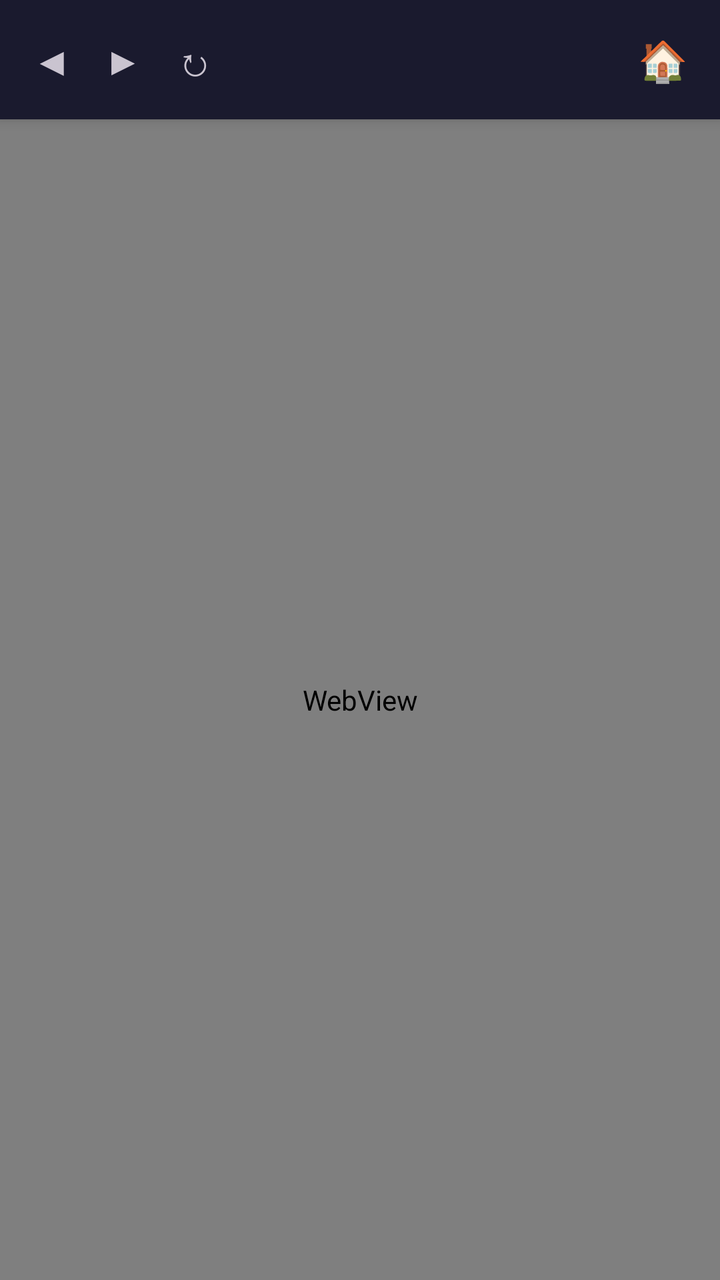
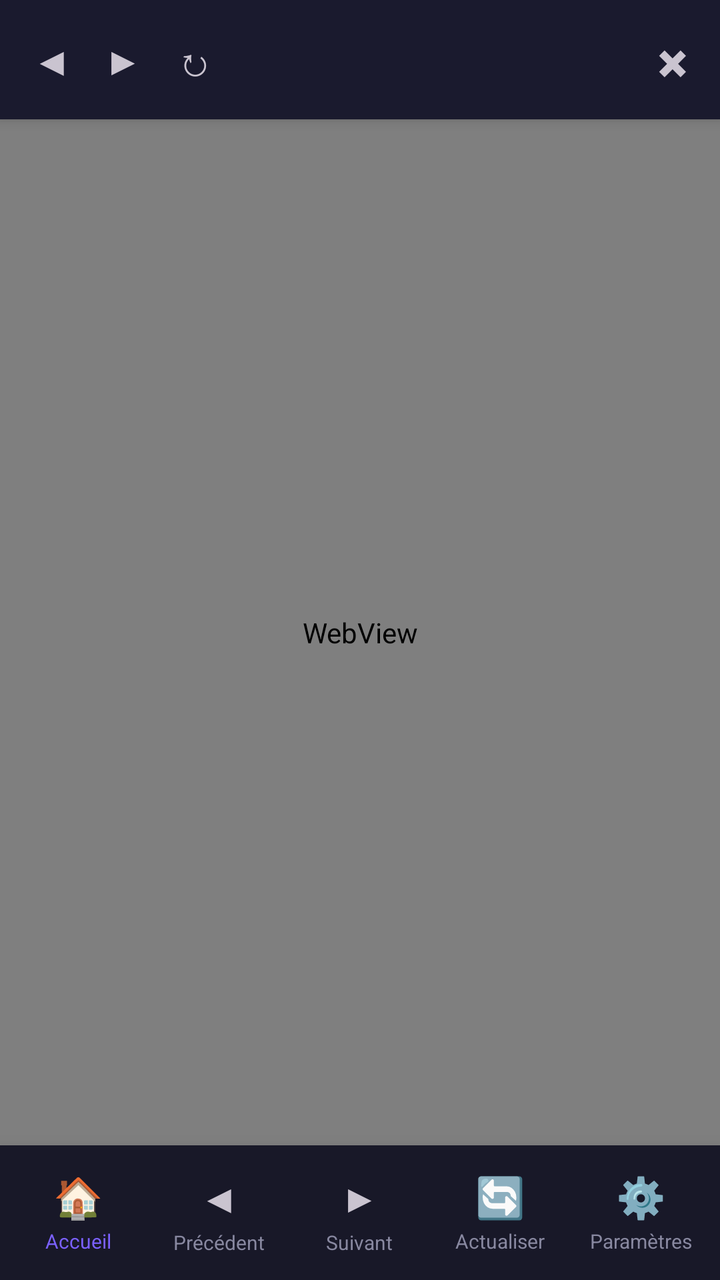

Before-and-after screenshots of an Android layout around one commit, followed by the original layout XML and the change that was made.
<!-- AndroidManifest.xml: application theme Theme.ViperBrowser -->
<!-- res/layout/activity_webview.xml -->
<?xml version="1.0" encoding="utf-8"?>
<LinearLayout xmlns:android="http://schemas.android.com/apk/res/android"
    android:layout_width="match_parent"
    android:layout_height="match_parent"
    android:background="#0F0F1A"
    android:orientation="vertical">

    
    <LinearLayout
        android:layout_width="match_parent"
        android:layout_height="wrap_content"
        android:background="#1A1A2E"
        android:orientation="horizontal"
        android:padding="8dp"
        android:gravity="center"
        android:elevation="4dp">
        <TextView android:layout_width="wrap_content" android:layout_height="wrap_content" android:text="◀" android:textSize="20sp" android:padding="8dp" android:clickable="true" android:onClick="precedent"/>
        <TextView android:layout_width="wrap_content" android:layout_height="wrap_content" android:text="▶" android:textSize="20sp" android:padding="8dp" android:clickable="true" android:onClick="suivant"/>
        <TextView android:layout_width="wrap_content" android:layout_height="wrap_content" android:text="↻" android:textSize="20sp" android:padding="8dp" android:clickable="true" android:onClick="actualiser"/>
        <TextView android:layout_width="0dp" android:layout_height="wrap_content" android:layout_weight="1" android:id="@+id/urlAffichage" android:text="" android:textSize="13sp" android:textColor="#B0B0C0" android:padding="8dp" android:ellipsize="middle"/>
        <TextView android:layout_width="wrap_content" android:layout_height="wrap_content" android:text="🏠" android:textSize="20sp" android:padding="8dp" android:clickable="true" android:onClick="retourAccueil"/>
    </LinearLayout>

    
    <WebView
        android:id="@+id/webView"
        android:layout_width="match_parent"
        android:layout_height="0dp"
        android:layout_weight="1"/>

</LinearLayout>
<!-- resources referenced by this layout -->
<resources>
  <style name="Theme.ViperBrowser" parent="Theme.Material3.Dark.NoActionBar">
          
          <item name="colorPrimary">@color/primary</item>
          <item name="colorSecondary">@color/secondary</item>
          <item name="android:colorBackground">@color/background</item>
          <item name="android:windowBackground">@color/background</item>
          <item name="android:statusBarColor">@color/background</item>
          <item name="android:navigationBarColor">@color/navBar</item>
      </style>
  <color name="primary">#7B61FF</color>
  <color name="secondary">#03DAC6</color>
  <color name="background">#0F0F1A</color>
  <color name="navBar">#181828</color>
</resources>

<!-- the commit's change to res/layout/activity_webview.xml (unified diff, before → after) -->
@@ -17,8 +17,8 @@
         <TextView android:layout_width="wrap_content" android:layout_height="wrap_content" android:text="◀" android:textSize="20sp" android:padding="8dp" android:clickable="true" android:onClick="precedent"/>
         <TextView android:layout_width="wrap_content" android:layout_height="wrap_content" android:text="▶" android:textSize="20sp" android:padding="8dp" android:clickable="true" android:onClick="suivant"/>
         <TextView android:layout_width="wrap_content" android:layout_height="wrap_content" android:text="↻" android:textSize="20sp" android:padding="8dp" android:clickable="true" android:onClick="actualiser"/>
-        <TextView android:layout_width="0dp" android:layout_height="wrap_content" android:layout_weight="1" android:id="@+id/urlAffichage" android:text="" android:textSize="13sp" android:textColor="#B0B0C0" android:padding="8dp" android:ellipsize="middle"/>
-        <TextView android:layout_width="wrap_content" android:layout_height="wrap_content" android:text="🏠" android:textSize="20sp" android:padding="8dp" android:clickable="true" android:onClick="retourAccueil"/>
+        <TextView android:layout_width="0dp" android:layout_height="wrap_content" android:layout_weight="1" android:id="@+id/urlAffichage" android:text="" android:textSize="12sp" android:textColor="#B0B0C0" android:paddingHorizontal="8dp" android:ellipsize="middle" android:maxLines="1"/>
+        <TextView android:layout_width="wrap_content" android:layout_height="wrap_content" android:text="✖" android:textSize="18sp" android:padding="8dp" android:clickable="true" android:onClick="retourAccueil"/>
     </LinearLayout>
 
     
@@ -28,4 +28,36 @@
         android:layout_height="0dp"
         android:layout_weight="1"/>
 
+    
+    <LinearLayout
+        android:layout_width="match_parent"
+        android:layout_height="wrap_content"
+        android:background="#181828"
+        android:orientation="horizontal"
+        android:paddingVertical="8dp"
+        android:paddingHorizontal="4dp"
+        android:elevation="16dp">
+
+        <LinearLayout android:layout_width="0dp" android:layout_height="wrap_content" android:layout_weight="1" android:gravity="center" android:orientation="vertical" android:paddingVertical="4dp" android:clickable="true" android:onClick="retourAccueil">
+            <TextView android:layout_width="wrap_content" android:layout_height="wrap_content" android:text="🏠" android:textSize="20sp"/>
+            <TextView android:layout_width="wrap_content" android:layout_height="wrap_content" android:text="Accueil" android:textColor="#7B61FF" android:textSize="10sp" android:layout_marginTop="2dp"/>
+        </LinearLayout>
+        <LinearLayout android:layout_width="0dp" android:layout_height="wrap_content" android:layout_weight="1" android:gravity="center" android:orientation="vertical" android:paddingVertical="4dp" android:clickable="true" android:onClick="precedent">
+            <TextView android:layout_width="wrap_content" android:layout_height="wrap_content" android:text="◀" android:textSize="20sp"/>
+            <TextView android:layout_width="wrap_content" android:layout_height="wrap_content" android:text="Précédent" android:textColor="#8888A0" android:textSize="10sp" android:layout_marginTop="2dp"/>
+        </LinearLayout>
+        <LinearLayout android:layout_width="0dp" android:layout_height="wrap_content" android:layout_weight="1" android:gravity="center" android:orientation="vertical" android:paddingVertical="4dp" android:clickable="true" android:onClick="suivant">
+            <TextView android:layout_width="wrap_content" android:layout_height="wrap_content" android:text="▶" android:textSize="20sp"/>
+            <TextView android:layout_width="wrap_content" android:layout_height="wrap_content" android:text="Suivant" android:textColor="#8888A0" android:textSize="10sp" android:layout_marginTop="2dp"/>
+        </LinearLayout>
+        <LinearLayout android:layout_width="0dp" android:layout_height="wrap_content" android:layout_weight="1" android:gravity="center" android:orientation="vertical" android:paddingVertical="4dp" android:clickable="true" android:onClick="actualiser">
+            <TextView android:layout_width="wrap_content" android:layout_height="wrap_content" android:text="🔄" android:textSize="20sp"/>
+            <TextView android:layout_width="wrap_content" android:layout_height="wrap_content" android:text="Actualiser" android:textColor="#8888A0" android:textSize="10sp" android:layout_marginTop="2dp"/>
+        </LinearLayout>
+        <LinearLayout android:layout_width="0dp" android:layout_height="wrap_content" android:layout_weight="1" android:gravity="center" android:orientation="vertical" android:paddingVertical="4dp" android:clickable="true" android:onClick="ouvrirParametres">
+            <TextView android:layout_width="wrap_content" android:layout_height="wrap_content" android:text="⚙️" android:textSize="20sp"/>
+            <TextView android:layout_width="wrap_content" android:layout_height="wrap_content" android:text="Paramètres" android:textColor="#8888A0" android:textSize="10sp" android:layout_marginTop="2dp"/>
+        </LinearLayout>
+    </LinearLayout>
+
 </LinearLayout>
